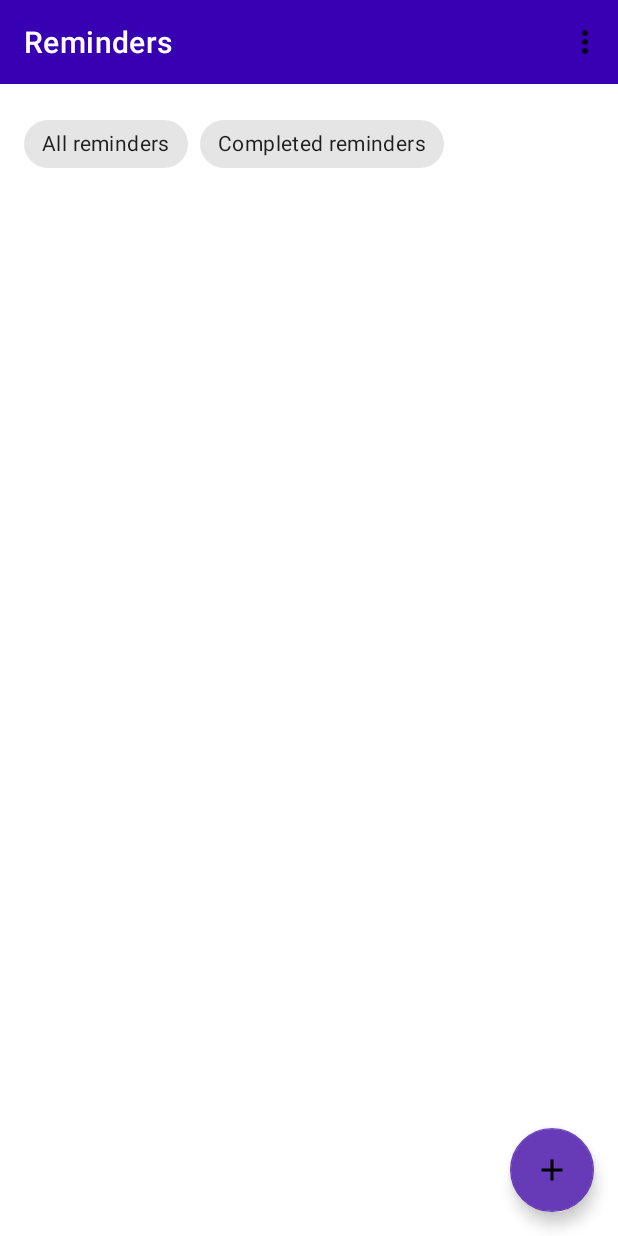
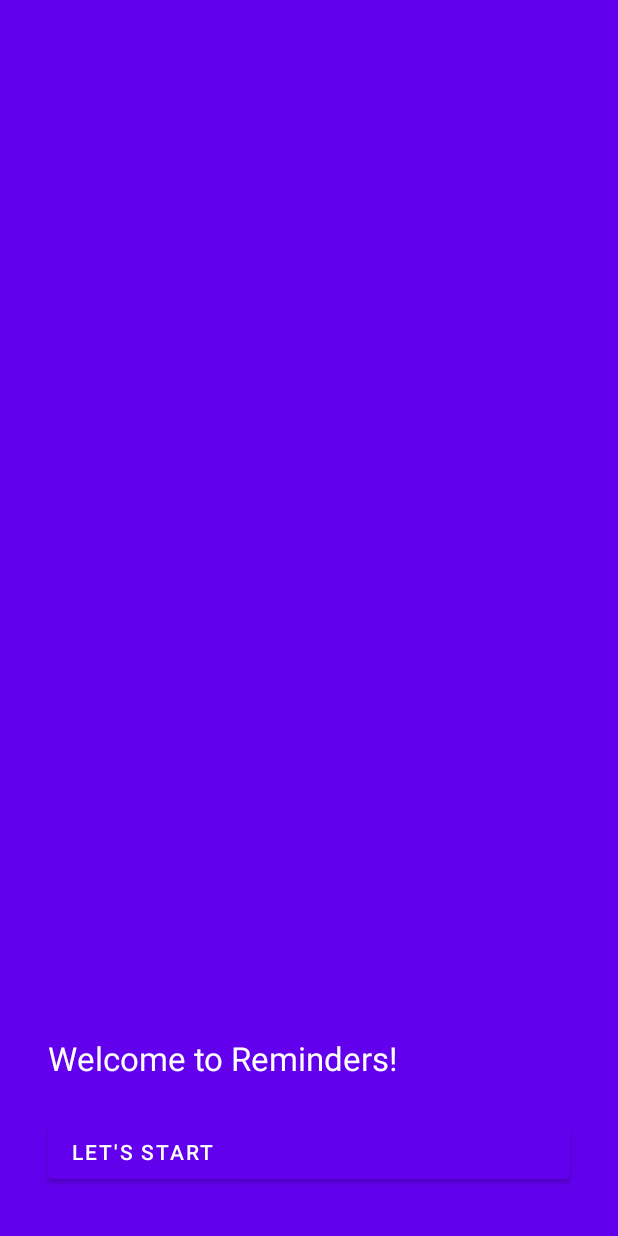
Before and after one commit to C4lopsitta/reminders-android, an Android app: the screen it shows after launch (MainActivity before the commit, FirstInstallExperience after it), on a phone screen of 412 x 824 dp. Run offline under Robolectric (Android 15) with nearby library versions, the phone set to English and light mode, and no system bars; our stand-ins replace Room's generated code.

Commit message:
Lots of stuff modified that me (idiot) did not track

```diff
--- a/app/src/main/java/cc/atomtech/todo/Database.kt
+++ b/app/src/main/java/cc/atomtech/todo/Database.kt
@@ -1,6 +1,8 @@
 package cc.atomtech.todo
 
+import android.app.AlarmManager
 import android.content.ClipboardManager
+import android.content.SharedPreferences
 import androidx.room.*
 import androidx.room.migration.Migration
 import androidx.sqlite.db.SupportSQLiteDatabase
@@ -76,3 +78,5 @@ abstract class AppDatabase : RoomDatabase() {
 lateinit var db: RoomDatabase
 lateinit var reminderDao: ReminderDao
 lateinit var clipboard: ClipboardManager
+lateinit var sharedPref: SharedPreferences
+lateinit var alarmManager: AlarmManager
--- /dev/null
+++ b/app/src/main/java/cc/atomtech/todo/FirstInstallExperience.kt
@@ -0,0 +1,28 @@
+package cc.atomtech.todo
+
+import android.content.Intent
+import android.os.Bundle
+import android.widget.Button
+import androidx.appcompat.app.AppCompatActivity
+import java.util.ListResourceBundle
+
+class FirstInstallExperience : AppCompatActivity() {
+    lateinit var start: Button
+
+    override fun onCreate(savedInstanceState: Bundle?){
+        super.onCreate(savedInstanceState)
+        setContentView(R.layout.first_launch_experience)
+
+        start = findViewById(R.id.first_launch_start)
+
+        start.setOnClickListener {
+            returnToMainActivity()
+        }
+    }
+
+    private fun returnToMainActivity() {
+        val intent = Intent(this, MainActivity::class.java)
+        intent.addFlags(Intent.FLAG_ACTIVITY_CLEAR_TOP)
+        startActivity(intent)
+    }
+}
--- a/app/src/main/java/cc/atomtech/todo/MainActivity.kt
+++ b/app/src/main/java/cc/atomtech/todo/MainActivity.kt
@@ -1,48 +1,124 @@
 package cc.atomtech.todo
 
+import android.Manifest
+import android.app.AlarmManager
+import android.app.DownloadManager.Request
+import android.app.Notification
+import android.app.NotificationChannel
+import android.app.NotificationManager
+import android.app.PendingIntent
 import android.content.ClipboardManager
+import android.content.Context
 import android.content.Intent
+import android.content.pm.PackageManager
+import android.os.Build
 import androidx.appcompat.app.AppCompatActivity
 import android.os.Bundle
 import android.view.Menu
 import android.view.MenuItem
+import android.widget.Toast
+import androidx.activity.result.ActivityResultCallback
+import androidx.activity.result.ActivityResultLauncher
+import androidx.activity.result.contract.ActivityResultContract
+import androidx.activity.result.contract.ActivityResultContracts
 import androidx.appcompat.widget.Toolbar
+import androidx.core.app.ActivityCompat
+import androidx.core.app.NotificationCompat
+import androidx.core.app.NotificationManagerCompat
+import androidx.core.content.ContextCompat
 import androidx.lifecycle.lifecycleScope
 import androidx.recyclerview.widget.LinearLayoutManager
 import androidx.recyclerview.widget.RecyclerView
 import androidx.room.Room
+import com.google.android.material.chip.ChipGroup
 import com.google.android.material.floatingactionbutton.FloatingActionButton
 import com.google.android.material.snackbar.Snackbar
 import kotlinx.coroutines.launch
+import java.util.Calendar
 
 class MainActivity : AppCompatActivity() {
     private lateinit var fabAdd: FloatingActionButton
     private lateinit var adapter: ReminderAdapter
     private lateinit var viewList: RecyclerView
     private lateinit var topbar: Toolbar
+    private lateinit var chips: ChipGroup
 
     override fun onCreate(savedInstanceState: Bundle?) {
         super.onCreate(savedInstanceState)
         setContentView(R.layout.activity_main)
+
+        //init top bar and relative menu
         topbar = findViewById(R.id.topbar)
         setSupportActionBar(topbar)
+
+        //setup database
         db = Room.databaseBuilder(applicationContext, AppDatabase::class.java, "reminders")
             .allowMainThreadQueries()
             .addMigrations(migrationV1_2, migrationV1_3, migrationV2_3)
             .build()
-
-        //add in case of db crash fallbackToDestructiveMigration().
         reminderDao = (db as AppDatabase).reminderDao()
 
+        //init services
         clipboard = getSystemService(CLIPBOARD_SERVICE) as ClipboardManager
+        notifManager = getReminderNotificationChannelService(getString(R.string.notif_reminder_key), getString(R.string.notif_reminder_desc))
+        alarmManager = getSystemService(Context.ALARM_SERVICE) as AlarmManager
 
+
+        //TEST NOTIFICATION\\
+        val i = Intent(this, NotifReciever::class.java)
+        val pendingIntent = PendingIntent.getBroadcast(this, 0, i, PendingIntent.FLAG_IMMUTABLE)
+        val calendar = Calendar.getInstance()
+        calendar.set(2023, Calendar.JULY,17, 11, 16, 0)
+        i.putExtra("title", "What a fancy reminder")
+        i.putExtra("desc", "Yeah what a fancy reminder notification")
+        i.putExtra("id", 69420)
+
+        alarmManager.setExact(
+            AlarmManager.RTC_WAKEUP,
+            calendar.timeInMillis,
+            pendingIntent
+        )
+
+
+        //get shared preferences
+        sharedPref = getSharedPreferences(getString(R.string.shared_pref_file), Context.MODE_PRIVATE)
+
+        //prompt for notification permission
+        val requestPermissionLauncher =
+            registerForActivityResult(ActivityResultContracts.RequestPermission()) { isGranted: Boolean ->
+            if (isGranted) {
+                Toast.makeText(this, "Got permission", Toast.LENGTH_LONG).show()
+            } else {
+                Toast.makeText(this, "Didnt get permission", Toast.LENGTH_LONG).show()
+            }
+        }
+
+        when {
+            ContextCompat.checkSelfPermission(this, Manifest.permission.POST_NOTIFICATIONS) == PackageManager.PERMISSION_GRANTED -> {
+                //got permission
+            }
+            shouldShowRequestPermissionRationale(Manifest.permission.POST_NOTIFICATIONS) -> {
+                //TODO: Show view that explains why notifications are needed
+                Toast.makeText(this, "Bish gimmie permission", Toast.LENGTH_LONG).show()
+            }
+            else -> {
+                requestPermissionLauncher.launch(Manifest.permission.POST_NOTIFICATIONS)
+            }
+        }
+
+        //check if the app has already been launched before
+        checkIfAppHasRunBefore()
+
+        //init view elements
         fabAdd = findViewById(R.id.fab_new)
         viewList = findViewById(R.id.view_main)
+        chips = findViewById(R.id.chips)
 
+        //setup list
         viewList.layoutManager = LinearLayoutManager(this)
-
         getAndShowRemindersFromDb()
 
+        //add listener for floating action button
         fabAdd.setOnClickListener {
             val intent = Intent(this, AddReminder::class.java)
             startActivity(intent)
@@ -85,4 +161,41 @@ class MainActivity : AppCompatActivity() {
         adapter = ReminderAdapter(reminders, this)
         viewList.adapter = adapter
     }
+
+    private fun getReminderNotificationChannelService(name:String, desc:String): NotificationManager{
+        val importance = NotificationManager.IMPORTANCE_DEFAULT
+        val mChannel = NotificationChannel(reminderNotificationChannelID, name, importance)
+        mChannel.description = desc
+        val notifManager = getSystemService(NOTIFICATION_SERVICE) as NotificationManager
+        notifManager.createNotificationChannel(mChannel)
+        return notifManager
+    }
+
+
+    private fun checkIfAppHasRunBefore() {
+        if(sharedPref.getBoolean("isFirstLaunch", true)) {
+            with(sharedPref.edit()) {
+                putBoolean("isFirstLaunch", false)
+                apply()
+            }
+            //start first launch experience UI
+            val intent = Intent(this, FirstInstallExperience::class.java)
+            startActivity(intent)
+
+//            val notif = NotificationCompat.Builder(this, reminderNotificationChannelID)
+//                .setSmallIcon(R.drawable.add_icon)
+//                .setContentTitle("Hello world")
+//                .setContentText("This is a notification!")
+//                .setPriority(NotificationCompat.PRIORITY_DEFAULT)
+//                .setStyle(NotificationCompat.InboxStyle())
+//
+//            if (notifManager.areNotificationsEnabled()) {
+//                with(NotificationManagerCompat.from(this)) {
+//                    notify(1, notif.build())
+//                }
+//            }
+        }
+    }
+
+
 }
--- /dev/null
+++ b/app/src/main/java/cc/atomtech/todo/NotifReciever.kt
@@ -0,0 +1,19 @@
+package cc.atomtech.todo
+
+import android.content.BroadcastReceiver
+import android.content.Context
+import android.content.Intent
+import androidx.core.app.NotificationCompat
+
+class NotifReciever : BroadcastReceiver() {
+    override fun onReceive(context: Context, intent: Intent) {
+        val notif = NotificationCompat.Builder(context, reminderNotificationChannelID)
+            .setContentTitle(intent.getStringExtra("title"))
+            .setSmallIcon(R.drawable.checked_icon_circle)
+            .setContentText(intent.getStringExtra("desc"))
+            .setPriority(NotificationCompat.PRIORITY_DEFAULT)
+            .build()
+
+        notifManager.notify(intent.getIntExtra("id", -0), notif)
+    }
+}
--- a/app/src/main/java/cc/atomtech/todo/NotificationHandler.kt
+++ /dev/null
@@ -1,11 +0,0 @@
-package cc.atomtech.todo
-
-import android.content.BroadcastReceiver
-import android.content.Context
-import android.content.Intent
-
-class NotificationHandler: BroadcastReceiver() {
-    override fun onReceive(context: Context?, intent: Intent?) {
-
-    }
-}
--- /dev/null
+++ b/app/src/main/java/cc/atomtech/todo/Notifier.kt
@@ -0,0 +1,7 @@
+package cc.atomtech.todo
+
+import android.app.NotificationChannel
+import android.app.NotificationManager
+
+const val reminderNotificationChannelID:String = "reminders"
+lateinit var notifManager: NotificationManager
--- a/app/src/main/java/cc/atomtech/todo/ReminderAdapter.kt
+++ b/app/src/main/java/cc/atomtech/todo/ReminderAdapter.kt
@@ -48,6 +48,7 @@ class ReminderAdapter(private val dataSet: List<Reminder>, private val pkgContex
 //            dataList.removeAt(position)
 //            notifyDataSetChanged()
 //        }
+
         holder.title.setOnClickListener {
             val i = Intent(pkgContext, ShowReminder::class.java)
             i.putExtra("title", dataList[position].title)
--- a/app/src/main/res/layout-sw600dp/activity_main.xml
+++ /dev/null
@@ -1,71 +0,0 @@
-<?xml version="1.0" encoding="utf-8"?>
-<androidx.constraintlayout.widget.ConstraintLayout xmlns:android="http://schemas.android.com/apk/res/android"
-    xmlns:app="http://schemas.android.com/apk/res-auto"
-    xmlns:tools="http://schemas.android.com/tools"
-    android:id="@+id/main_view"
-    android:layout_width="match_parent"
-    android:layout_height="match_parent"
-    tools:context=".MainActivity">
-
-
-    <com.google.android.material.appbar.MaterialToolbar
-        android:id="@+id/topbar"
-        android:layout_width="match_parent"
-        android:layout_height="wrap_content"
-        android:background="@color/design_default_color_primary_dark"
-        android:minHeight="?attr/actionBarSize"
-        android:theme="?attr/actionBarTheme"
-        app:layout_constraintStart_toStartOf="parent"
-        app:layout_constraintTop_toTopOf="parent"
-        app:titleTextColor="@color/white" />
-
-    <com.google.android.material.floatingactionbutton.FloatingActionButton
-        android:id="@+id/fab_new"
-        android:layout_width="wrap_content"
-        android:layout_height="wrap_content"
-        android:layout_marginEnd="16dp"
-        android:layout_marginBottom="16dp"
-        android:contentDescription="@string/desc_add"
-        app:backgroundTint="#673AB7"
-        app:layout_constraintBottom_toBottomOf="parent"
-        app:layout_constraintEnd_toEndOf="parent"
-        app:srcCompat="@drawable/add_icon" />
-
-    <androidx.recyclerview.widget.RecyclerView
-        android:id="@+id/view_main"
-        android:layout_width="0dp"
-        android:layout_height="0dp"
-        android:layout_marginStart="16dp"
-        android:layout_marginTop="16dp"
-        android:layout_marginEnd="16dp"
-        android:layout_marginBottom="16dp"
-        app:layout_constraintBottom_toBottomOf="parent"
-        app:layout_constraintEnd_toEndOf="parent"
-        app:layout_constraintStart_toStartOf="parent"
-        app:layout_constraintTop_toBottomOf="@+id/chips" />
-
-    <com.google.android.material.chip.ChipGroup
-        android:id="@+id/chips"
-        android:layout_width="0dp"
-        android:layout_height="wrap_content"
-        android:layout_marginStart="16dp"
-        android:layout_marginTop="16dp"
-        android:layout_marginEnd="16dp"
-        app:layout_constraintEnd_toEndOf="parent"
-        app:layout_constraintStart_toStartOf="parent"
-        app:layout_constraintTop_toBottomOf="@+id/topbar">
-
-        <com.google.android.material.chip.Chip
-            android:id="@+id/chip_showAll"
-            android:layout_width="wrap_content"
-            android:layout_height="wrap_content"
-            android:text="@string/chip_showAll" />
-
-        <com.google.android.material.chip.Chip
-            android:id="@+id/chip_showCompleted"
-            android:layout_width="wrap_content"
-            android:layout_height="wrap_content"
-            android:text="@string/chip_showCompleted" />
-    </com.google.android.material.chip.ChipGroup>
-
-</androidx.constraintlayout.widget.ConstraintLayout>
--- a/app/src/main/res/layout/activity_main.xml
+++ b/app/src/main/res/layout/activity_main.xml
@@ -19,6 +19,38 @@
         app:layout_constraintTop_toTopOf="parent"
         app:titleTextColor="@color/white" />
 
+    <com.google.android.material.chip.ChipGroup
+        android:id="@+id/chips"
+        android:layout_width="match_parent"
+        android:layout_height="wrap_content"
+        android:layout_marginStart="16dp"
+        android:layout_marginTop="16dp"
+        android:layout_marginEnd="16dp"
+        app:layout_constraintEnd_toEndOf="parent"
+        app:layout_constraintStart_toStartOf="parent"
+        app:layout_constraintTop_toBottomOf="@+id/topbar"
+        app:singleLine="true"
+        app:singleSelection="true" >
+
+        <com.google.android.material.chip.Chip
+            android:id="@+id/showall"
+            android:layout_width="wrap_content"
+            android:layout_height="wrap_content"
+            android:text="@string/chip_showAll" />
+
+        <com.google.android.material.chip.Chip
+            android:id="@+id/showcompleted"
+            android:layout_width="wrap_content"
+            android:layout_height="wrap_content"
+            android:text="@string/chip_showCompleted" />
+
+        <com.google.android.material.chip.Chip
+            android:id="@+id/showtocomplete"
+            android:layout_width="wrap_content"
+            android:layout_height="wrap_content"
+            android:text="@string/chip_showToComplete" />
+    </com.google.android.material.chip.ChipGroup>
+
     <com.google.android.material.floatingactionbutton.FloatingActionButton
         android:id="@+id/fab_new"
         android:layout_width="wrap_content"
@@ -36,36 +68,11 @@
         android:layout_width="0dp"
         android:layout_height="0dp"
         android:layout_marginStart="16dp"
-        android:layout_marginTop="16dp"
+        android:layout_marginTop="8dp"
         android:layout_marginEnd="16dp"
-        android:layout_marginBottom="16dp"
         app:layout_constraintBottom_toBottomOf="parent"
         app:layout_constraintEnd_toEndOf="parent"
         app:layout_constraintStart_toStartOf="parent"
         app:layout_constraintTop_toBottomOf="@+id/chips" />
 
-    <com.google.android.material.chip.ChipGroup
-        android:id="@+id/chips"
-        android:layout_width="0dp"
-        android:layout_height="wrap_content"
-        android:layout_marginStart="16dp"
-        android:layout_marginTop="16dp"
-        android:layout_marginEnd="16dp"
-        app:layout_constraintEnd_toEndOf="parent"
-        app:layout_constraintStart_toStartOf="parent"
-        app:layout_constraintTop_toBottomOf="@+id/topbar">
-
-        <com.google.android.material.chip.Chip
-            android:id="@+id/chip_showAll"
-            android:layout_width="wrap_content"
-            android:layout_height="wrap_content"
-            android:text="@string/chip_showAll" />
-
-        <com.google.android.material.chip.Chip
-            android:id="@+id/chip_showCompleted"
-            android:layout_width="wrap_content"
-            android:layout_height="wrap_content"
-            android:text="@string/chip_showCompleted" />
-    </com.google.android.material.chip.ChipGroup>
-
 </androidx.constraintlayout.widget.ConstraintLayout>
--- /dev/null
+++ b/app/src/main/res/layout/first_launch_experience.xml
@@ -0,0 +1,34 @@
+<?xml version="1.0" encoding="utf-8"?>
+<androidx.constraintlayout.widget.ConstraintLayout xmlns:android="http://schemas.android.com/apk/res/android"
+    xmlns:app="http://schemas.android.com/apk/res-auto"
+    xmlns:tools="http://schemas.android.com/tools"
+    android:layout_width="match_parent"
+    android:layout_height="match_parent"
+    android:background="@color/purple_500">
+
+    <TextView
+        android:id="@+id/textView2"
+        android:layout_width="wrap_content"
+        android:layout_height="wrap_content"
+        android:layout_marginStart="32dp"
+        android:layout_marginBottom="24dp"
+        android:text="@string/first_launch_splash"
+        android:textAppearance="@style/TextAppearance.AppCompat.Large"
+        android:textColor="#FFFFFF"
+        app:layout_constraintBottom_toTopOf="@+id/first_launch_start"
+        app:layout_constraintStart_toStartOf="parent" />
+
+    <Button
+        android:id="@+id/first_launch_start"
+        android:layout_width="0dp"
+        android:layout_height="wrap_content"
+        android:layout_marginStart="32dp"
+        android:layout_marginEnd="32dp"
+        android:layout_marginBottom="32dp"
+        android:text="@string/first_launch_start"
+        android:textAlignment="viewStart"
+        app:layout_constraintBottom_toBottomOf="parent"
+        app:layout_constraintEnd_toEndOf="parent"
+        app:layout_constraintStart_toStartOf="parent" />
+
+</androidx.constraintlayout.widget.ConstraintLayout>
--- /dev/null
+++ b/app/src/main/res/values/resStrings.xml
@@ -0,0 +1,4 @@
+<?xml version="1.0" encoding="utf-8"?>
+<resources>
+    <string name="shared_pref_file" translatable="false">cc.atomtech.todo.preferences</string>
+</resources>
--- a/app/src/main/res/values/strings.xml
+++ b/app/src/main/res/values/strings.xml
@@ -7,7 +7,7 @@
     <string name="save_btn">Save reminder</string>
     <string name="cancel_bnt">Cancel</string>
     <string name="chip_showAll">All reminders</string>
-    <string name="chip_showCompleted">Completed reminders</string>
+    <string name="chip_showCompleted">Completed</string>
     <string name="delete">Delete</string>
     <string name="delete_all">Delete All</string>
     <string name="save_edit_btn">Save Edits</string>
@@ -23,4 +23,9 @@
     <string name="err_title_required">You must add a title to your reminder</string>
     <string name="err_title_too_long">The title cannot be longer than 128 characters</string>
     <string name="share_header">Reminder</string>
+    <string name="chip_showToComplete">Not completed</string>
+    <string name="notif_reminder_key">Reminder alerts</string>
+    <string name="notif_reminder_desc">Notifications from reminders that you\'ve created</string>
+    <string name="first_launch_splash">Welcome to Reminders!</string>
+    <string name="first_launch_start">Let\'s start</string>
 </resources>
```
Also changed, not shown: app/build.gradle (+4 -3 lines), app/src/main/AndroidManifest.xml (+6 -3 lines), 3 other files.
